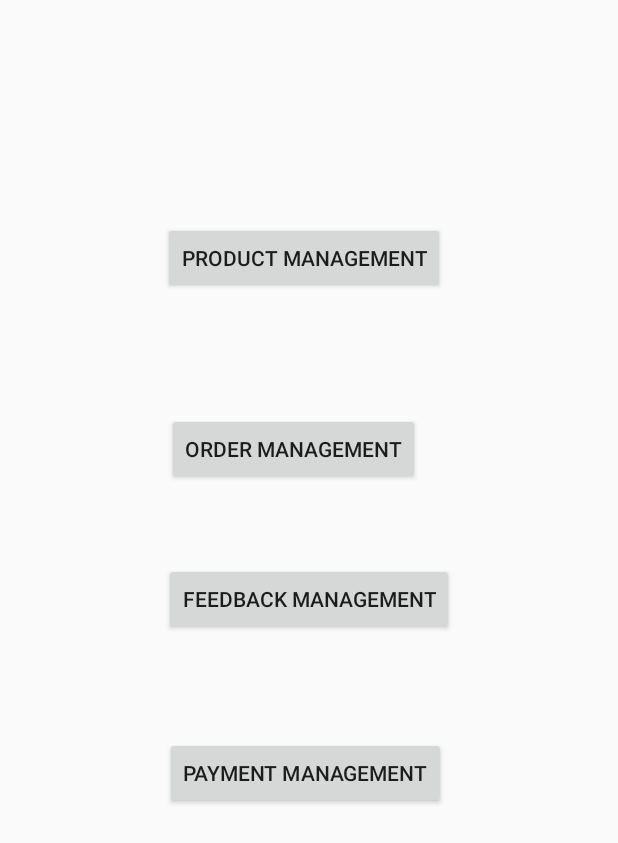
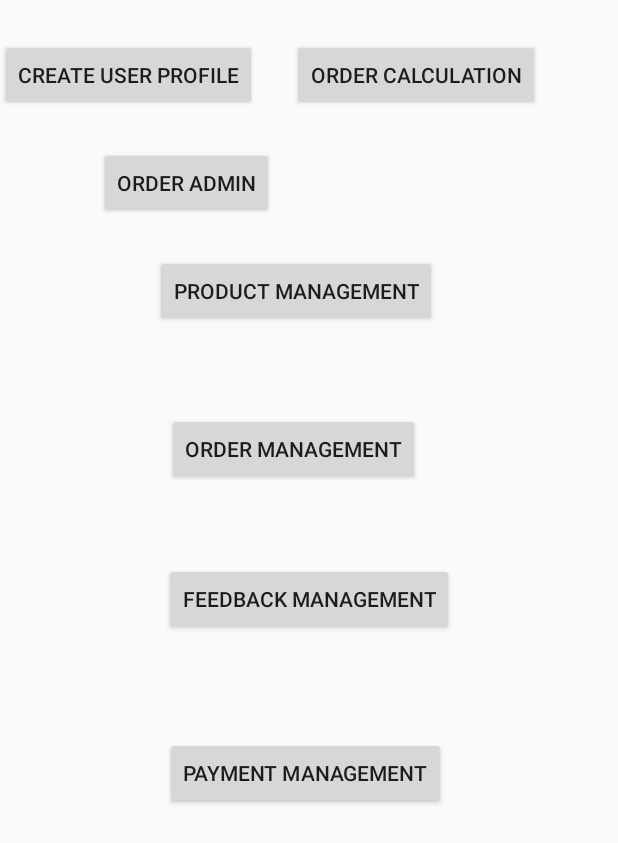
Before and after one commit to PasinduShavinda/TeamDragons, an Android app: the layout activity_main.xml on its own in the app's theme, with its tools: preview values and no code run, on a phone screen of 412 x 824 dp. Shown: the top 843 px of the screen. Run offline under Robolectric (Android 15) with nearby library versions, the phone set to English and light mode, and no system bars.

Commit message:
User Profile CRUD and calculations completed second

```diff
--- a/app/src/main/java/mad/example/teamdragons/MainActivity.java
+++ b/app/src/main/java/mad/example/teamdragons/MainActivity.java
@@ -45,13 +45,7 @@ public class MainActivity extends AppCompatActivity {
                 openOrderCal();
             }        });
 
-        btnOrderAdmin.setOnClickListener(new View.OnClickListener() {
-            @Override
-            public void onClick(View view) {
-                openOrderAdmin();
-                openSecond();
-            }
-        });
+
         btn_product.setOnClickListener(new View.OnClickListener() {
             @Override
             public void onClick(View view) {
--- a/app/src/main/res/layout/activity_main.xml
+++ b/app/src/main/res/layout/activity_main.xml
@@ -47,9 +47,10 @@
         android:text="@string/btn_product"
         app:layout_constraintBottom_toTopOf="@+id/btn_orderHome"
         app:layout_constraintEnd_toEndOf="parent"
-        app:layout_constraintHorizontal_bias="0.5"
+        app:layout_constraintHorizontal_bias="0.563"
         app:layout_constraintStart_toStartOf="parent"
-        app:layout_constraintTop_toTopOf="parent" />
+        app:layout_constraintTop_toTopOf="parent"
+        app:layout_constraintVertical_bias="1.0" />
 
     <Button
         android:id="@+id/btn_feedback"
@@ -67,4 +68,37 @@
         app:layout_constraintTop_toBottomOf="@+id/btn_orderHome"
         app:layout_constraintVertical_bias="0.0" />
 
+    <Button
+        android:id="@+id/btn_adminOrder"
+        android:layout_width="wrap_content"
+        android:layout_height="wrap_content"
+        android:layout_marginEnd="12dp"
+        android:layout_marginBottom="24dp"
+        android:text="@string/btn_adminOrder"
+        app:layout_constraintBottom_toTopOf="@+id/btn_product"
+        app:layout_constraintEnd_toStartOf="@+id/btnOrdCalMain"
+        app:layout_constraintHorizontal_bias="1.0"
+        app:layout_constraintStart_toStartOf="parent" />
+
+    <Button
+        android:id="@+id/btnOrdCalMain"
+        android:layout_width="wrap_content"
+        android:layout_height="wrap_content"
+        android:layout_marginEnd="52dp"
+        android:layout_marginBottom="96dp"
+        android:text="@string/btnOrdCalMain"
+        app:layout_constraintBottom_toTopOf="@+id/btn_product"
+        app:layout_constraintEnd_toEndOf="parent" />
+
+    <Button
+        android:id="@+id/btn_userProfile"
+        android:layout_width="wrap_content"
+        android:layout_height="wrap_content"
+        android:layout_marginBottom="24dp"
+        android:text="@string/btn_userProfile"
+        app:layout_constraintBottom_toTopOf="@+id/btn_adminOrder"
+        app:layout_constraintEnd_toStartOf="@+id/btn_adminOrder"
+        app:layout_constraintHorizontal_bias="0.0"
+        app:layout_constraintStart_toStartOf="parent" />
+
 </androidx.constraintlayout.widget.ConstraintLayout>
```
